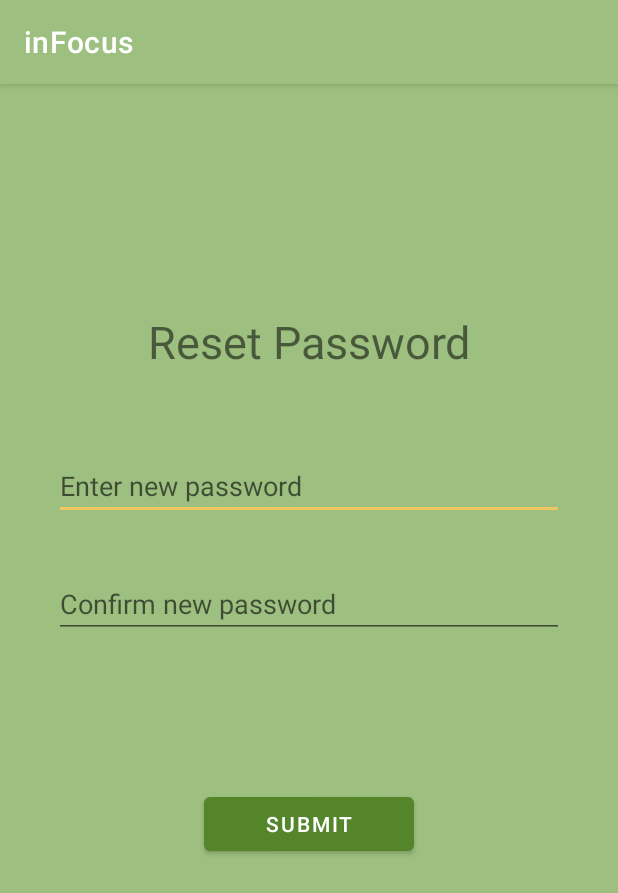
After one commit to cmdmac23/CapstoneProject, an Android app: the ResetPassword screen opened directly, with no data from a screen before it, on a phone screen of 412 x 824 dp. The commit adds this screen. Shown: the top 893 px of the screen. Run offline under Robolectric (Android 15) with nearby library versions, the phone set to English and light mode, and no system bars.

Commit message:
reset password screen working from email

```diff
--- a/app/src/main/java/com/example/capstoneproject/UploadWorker.java
+++ b/app/src/main/java/com/example/capstoneproject/UploadWorker.java
@@ -4,7 +4,6 @@
 import android.content.Context;
 import android.content.Intent;
 import android.os.Build;
-import android.util.Log;
 
 import androidx.annotation.NonNull;
 import androidx.annotation.RequiresApi;
@@ -41,9 +40,6 @@
         // notificationId is a unique int for each notification that you must define
         notificationManager.notify(100, builder.build());
 
-
-        Log.e("Testing", "completed work");
-
         // Indicate whether the work finished successfully with the Result
         return Result.success();
     }
--- a/app/src/main/res/layout/activity_forgot_password.xml
+++ b/app/src/main/res/layout/activity_forgot_password.xml
@@ -21,7 +21,7 @@
 
     <EditText
         android:id="@+id/forgotEmail"
-        android:layout_width="wrap_content"
+        android:layout_width="300dp"
         android:layout_height="wrap_content"
         android:layout_marginTop="8dp"
         android:ems="10"
--- /dev/null
+++ b/app/src/main/res/layout/activity_reset_password.xml
@@ -0,0 +1,77 @@
+<?xml version="1.0" encoding="utf-8"?>
+<androidx.constraintlayout.widget.ConstraintLayout xmlns:android="http://schemas.android.com/apk/res/android"
+    xmlns:app="http://schemas.android.com/apk/res-auto"
+    xmlns:tools="http://schemas.android.com/tools"
+    android:layout_width="match_parent"
+    android:layout_height="match_parent"
+    android:background="@color/lightest_green"
+    tools:context=".ResetPassword">
+
+    <LinearLayout
+        android:layout_width="wrap_content"
+        android:layout_height="466dp"
+        android:orientation="vertical"
+        app:layout_constraintBottom_toBottomOf="parent"
+        app:layout_constraintEnd_toEndOf="parent"
+        app:layout_constraintStart_toStartOf="parent"
+        app:layout_constraintTop_toTopOf="parent">
+
+        <TextView
+            android:id="@+id/updateInfoTitle"
+            android:layout_width="match_parent"
+            android:layout_height="wrap_content"
+            android:gravity="center_horizontal"
+            android:text="Reset Password"
+            android:textSize="30sp" />
+
+        <Space
+            android:layout_width="match_parent"
+            android:layout_height="80px" />
+
+        <EditText
+            android:id="@+id/resetPasswordOne"
+            android:layout_width="340dp"
+            android:layout_height="wrap_content"
+            android:layout_gravity="center_horizontal"
+            android:hint="Enter new password"
+            android:inputType="textPassword" />
+
+        <Space
+            android:layout_width="match_parent"
+            android:layout_height="50px" />
+
+        <EditText
+            android:id="@+id/resetPasswordTwo"
+            android:layout_width="match_parent"
+            android:layout_height="wrap_content"
+            android:layout_gravity="center_horizontal"
+            android:hint="Confirm new password"
+            android:inputType="textPassword" />
+
+        <Space
+            android:layout_width="match_parent"
+            android:layout_height="50px" />
+
+        <EditText
+            android:id="@+id/updateInfoThirdBox"
+            android:layout_width="340dp"
+            android:layout_height="wrap_content"
+            android:ems="10"
+            android:inputType="textPersonName"
+            android:password="true"
+            android:visibility="gone" />
+
+        <Space
+            android:layout_width="match_parent"
+            android:layout_height="100px" />
+
+        <Button
+            android:id="@+id/updateInfoButton"
+            android:layout_width="140dp"
+            android:layout_height="wrap_content"
+            android:layout_gravity="center_horizontal"
+            android:onClick="submitOnClick"
+            android:text="Submit"
+            app:backgroundTint="@color/middle_green" />
+    </LinearLayout>
+</androidx.constraintlayout.widget.ConstraintLayout>
```
Also changed, not shown: app/src/main/AndroidManifest.xml (+14 -1 lines), app/src/main/java/com/example/capstoneproject/ApiFunctions.java (deleted, +0 -85 lines), app/src/main/java/com/example/capstoneproject/CreateAccount.java (+14 -22 lines), app/src/main/java/com/example/capstoneproject/CreatePlanner.java (+6 -22 lines), app/src/main/java/com/example/capstoneproject/ForgotPassword.java (+13 -27 lines), app/src/main/java/com/example/capstoneproject/ResetPassword.java (added, +103 -0 lines), app/src/main/java/com/example/capstoneproject/UnlockReward.java (+1 -17 lines), app/src/main/java/com/example/capstoneproject/UpdateInformation.java (+4 -18 lines), app/src/main/java/com/example/capstoneproject/UpdatePlanner.java (+1 -17 lines).
